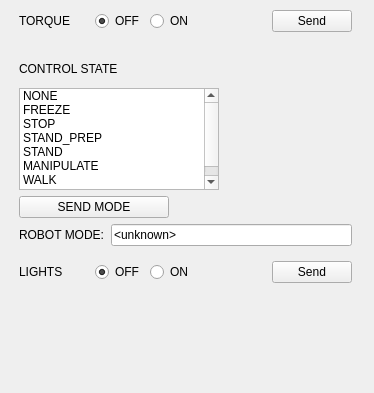
thor-mang/thor_mang_ui, file thor_mang_supervisor/resource/supervisor.ui: the form before one commit.
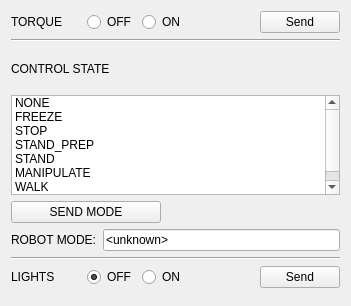
The form after the commit.

Commit message: finalized supervisor

Patch:
```diff
--- a/thor_mang_supervisor/resource/supervisor.ui
+++ b/thor_mang_supervisor/resource/supervisor.ui
@@ -9,12 +9,12 @@
    <rect>
     <x>0</x>
     <y>0</y>
-    <width>374</width>
-    <height>393</height>
+    <width>351</width>
+    <height>306</height>
    </rect>
   </property>
   <property name="sizePolicy">
-   <sizepolicy hsizetype="Preferred" vsizetype="Preferred">
+   <sizepolicy hsizetype="MinimumExpanding" vsizetype="MinimumExpanding">
     <horstretch>0</horstretch>
     <verstretch>0</verstretch>
    </sizepolicy>
@@ -22,25 +22,7 @@
   <property name="windowTitle">
    <string>ThorMangSupervisor</string>
   </property>
-  <widget class="QWidget" name="layoutWidget">
-   <property name="geometry">
-    <rect>
-     <x>10</x>
-     <y>10</y>
-     <width>351</width>
-     <height>282</height>
-    </rect>
-   </property>
-   <layout class="QVBoxLayout" name="verticalLayout_7">
-    <item>
-     <widget class="QWidget" name="widget_5" native="true">
-      <layout class="QVBoxLayout" name="verticalLayout_9">
-       <property name="leftMargin">
-        <number>9</number>
-       </property>
-       <property name="topMargin">
-        <number>0</number>
-       </property>
+  <layout class="QVBoxLayout" name="verticalLayout_8">
        <item>
         <layout class="QHBoxLayout" name="horizontalLayout">
          <item>
@@ -98,12 +80,15 @@
          </item>
         </layout>
        </item>
-      </layout>
+   <item>
+    <widget class="Line" name="line">
+     <property name="orientation">
+      <enum>Qt::Horizontal</enum>
+     </property>
      </widget>
     </item>
     <item>
-     <widget class="QWidget" name="widget_6" native="true">
-      <layout class="QVBoxLayout" name="verticalLayout_2">
+    <layout class="QVBoxLayout" name="verticalLayout_7">
        <item>
         <layout class="QHBoxLayout" name="horizontalLayout_6">
          <item>
@@ -144,8 +129,8 @@
          </property>
          <property name="maximumSize">
           <size>
-           <width>200</width>
-           <height>102</height>
+         <width>16777215</width>
+         <height>100</height>
           </size>
          </property>
          <item>
@@ -225,17 +210,14 @@
         </layout>
        </item>
       </layout>
-     </widget>
     </item>
     <item>
-     <widget class="QWidget" name="widget_7" native="true">
-      <layout class="QVBoxLayout" name="verticalLayout_10">
-       <property name="leftMargin">
-        <number>9</number>
-       </property>
-       <property name="topMargin">
-        <number>0</number>
-       </property>
+    <widget class="Line" name="line_2">
+     <property name="orientation">
+      <enum>Qt::Horizontal</enum>
+     </property>
+    </widget>
+   </item>
        <item>
         <layout class="QHBoxLayout" name="horizontalLayout_2">
          <item>
@@ -293,13 +275,14 @@
          </item>
         </layout>
        </item>
-      </layout>
-     </widget>
-    </item>
-   </layout>
-  </widget>
-  <zorder>layoutWidget</zorder>
-  <zorder>widget_6</zorder>
+   <item>
+    <spacer name="verticalSpacer">
+     <property name="orientation">
+      <enum>Qt::Vertical</enum>
+     </property>
+    </spacer>
+   </item>
+  </layout>
  </widget>
  <resources/>
  <connections/>
```
Lines whose indentation alone changed are shown as unchanged. The commit also changes 1 other file.
